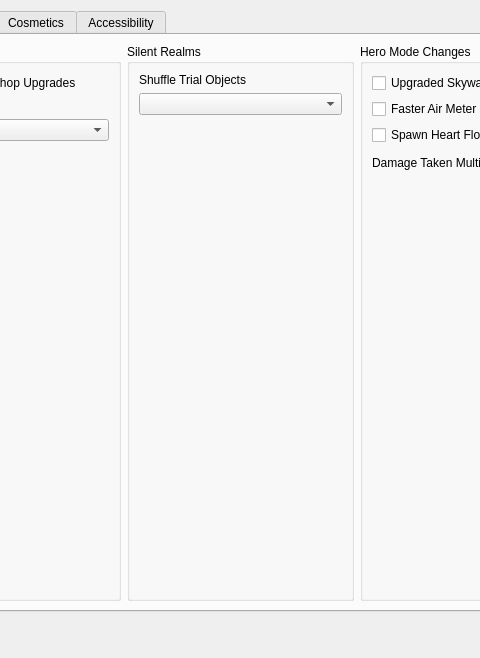
Qt form gui/randogui.ui (ssrando/ssrando) before a commit; both pictures show x 594 to 1074 and y 0 to 658 of the 1202 by 759 pixel window.
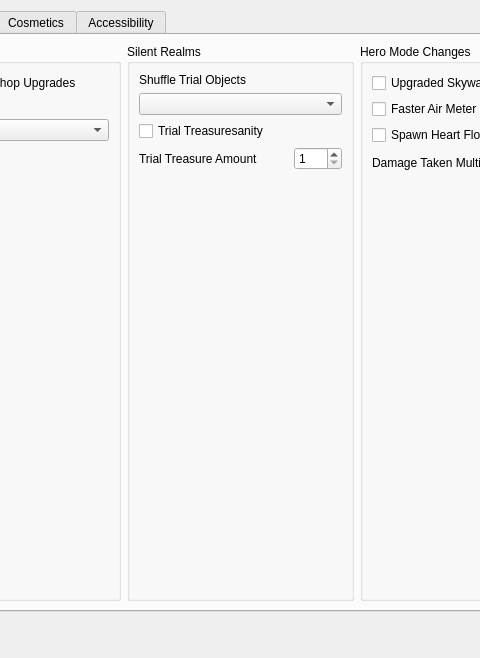
The same form after that commit. The open tabs and pages were chosen to show the change.

Diff of the .ui file:
```diff
--- a/gui/randogui.ui
+++ b/gui/randogui.ui
@@ -1131,7 +1131,7 @@
           <property name="title">
            <string>Silent Realms</string>
           </property>
-          <layout class="QVBoxLayout" name="verticalLayout_7">
+          <layout class="QHBoxLayout" name="horizontalLayout_10">
            <item>
             <layout class="QVBoxLayout" name="vlay_silent_realms">
              <item>
@@ -1154,6 +1154,43 @@
                </item>
               </layout>
              </item>
+             <item>
+              <widget class="QCheckBox" name="option_treasuresanity_in_silent_realms">
+               <property name="text">
+                <string>Trial Treasuresanity</string>
+               </property>
+              </widget>
+             </item>
+             <item>
+              <layout class="QHBoxLayout" name="horizontalLayout_9">
+               <property name="bottomMargin">
+                <number>0</number>
+               </property>
+               <item>
+                <widget class="QLabel" name="label_for_option_trial_treasure_amount">
+                 <property name="text">
+                  <string>Trial Treasure Amount</string>
+                 </property>
+                </widget>
+               </item>
+               <item>
+                <widget class="QSpinBox" name="option_trial_treasure_amount">
+                 <property name="maximumSize">
+                  <size>
+                   <width>48</width>
+                   <height>16777215</height>
+                  </size>
+                 </property>
+                 <property name="minimum">
+                  <number>1</number>
+                 </property>
+                 <property name="maximum">
+                  <number>10</number>
+                 </property>
+                </widget>
+               </item>
+              </layout>
+             </item>
              <item>
               <spacer name="vspace_silent_realms">
                <property name="orientation">
```
Left out of the diff: 2 changed lines with no effect on the pictures.
